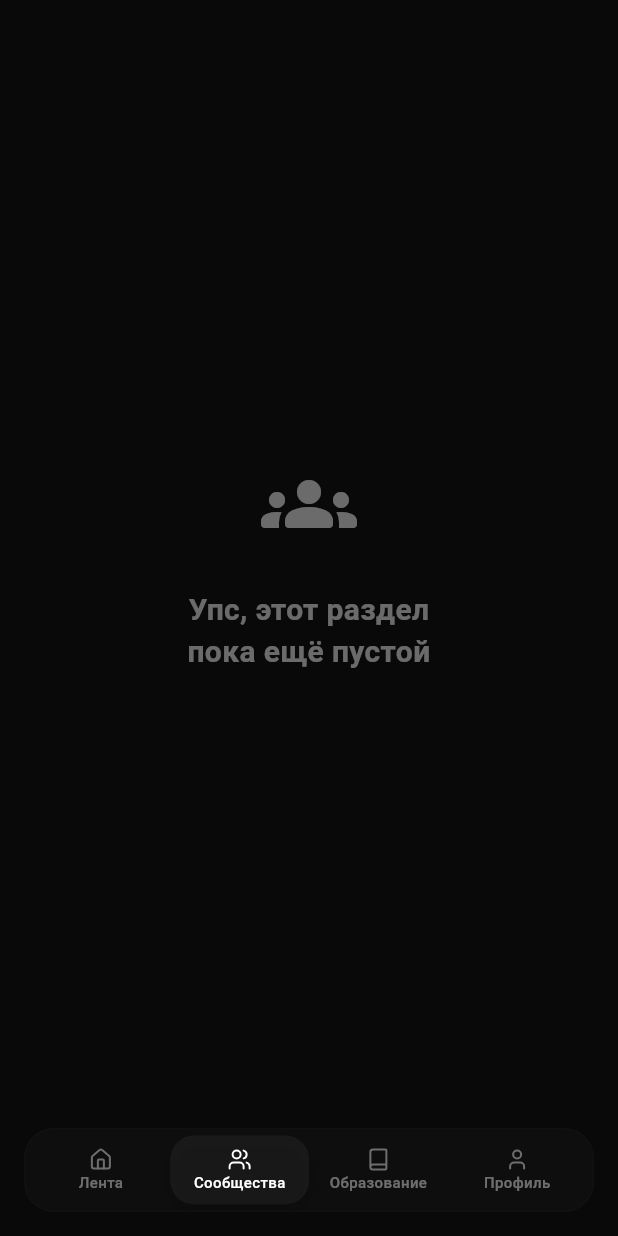
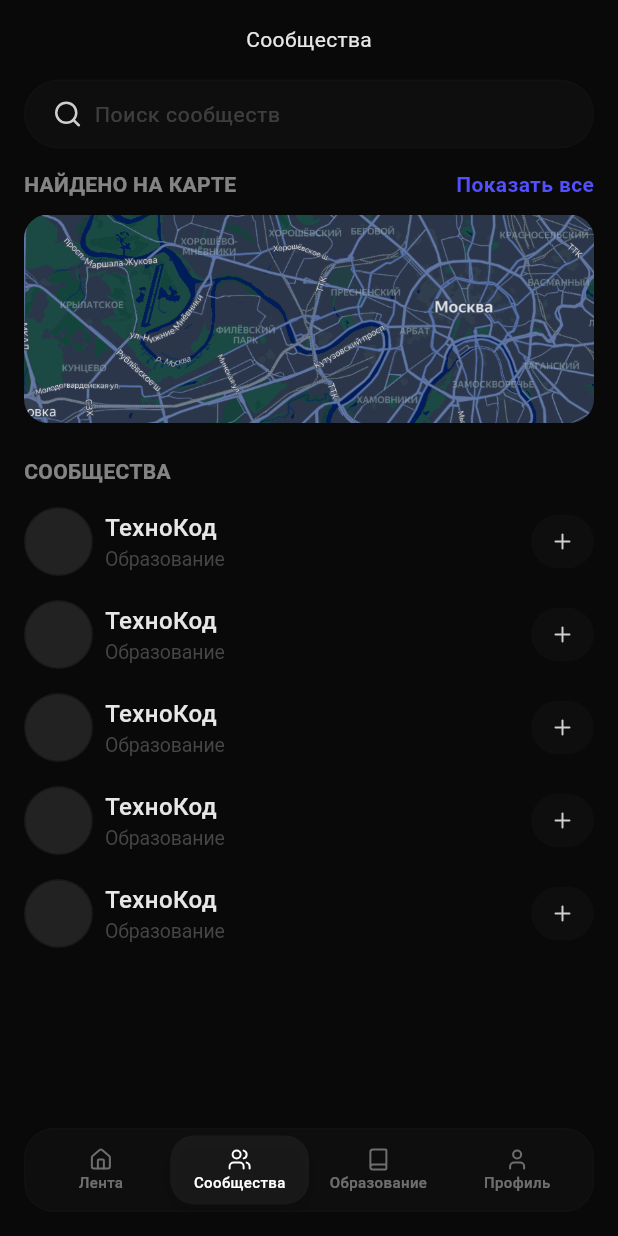
Before and after one commit to mosprom-hack/mosprom_mobile, a Flutter app: the CommunitiesPage screen opened by its route, on a phone screen of 412 x 824 dp. Run offline on Flutter 3.47's test engine with Material 3 defaults, Android fonts, the phone set to English and light mode, and no system bars; our stand-ins replace dio, equatable, flutter_bloc, flutter_lucide, flutter_svg, freezed_annotation and 3 more; network calls fail; Roboto replaces fonts that are missing (SF Pro); project files that could hold a hidden picture were left out.

Commit message:
feat: Implement CommunitiesPage with search functionality and community cards

```diff
--- a/lib/presentation/pages/home/communities/communities_page.dart
+++ b/lib/presentation/pages/home/communities/communities_page.dart
@@ -1,9 +1,26 @@
 import 'package:flutter/material.dart';
+import 'package:flutter_lucide/flutter_lucide.dart';
 import '../../../../core/consts/app_fonts.dart';
 import '../../../../core/services/color_service.dart';
+import '../../../../ui/text_fields/app_text_field.dart';
+import '../../../../ui/text_fields/app_text_field_size.dart';
+import '../../../widgets/community_card.dart';
 
-class CommunitiesPage extends StatelessWidget {
+class CommunitiesPage extends StatefulWidget {
   const CommunitiesPage({super.key});
+
+  @override
+  State<CommunitiesPage> createState() => _CommunitiesPageState();
+}
+
+class _CommunitiesPageState extends State<CommunitiesPage> {
+  final TextEditingController _searchController = TextEditingController();
+
+  @override
+  void dispose() {
+    _searchController.dispose();
+    super.dispose();
+  }
 
   @override
   Widget build(BuildContext context) {
@@ -11,26 +28,159 @@ class CommunitiesPage extends StatelessWidget {
 
     return Scaffold(
       backgroundColor: colors.background,
-      body: Center(
-        child: Column(
-          mainAxisAlignment: MainAxisAlignment.center,
+      body: SafeArea(
+        child: SingleChildScrollView(
+          child: Padding(
+            padding: const EdgeInsets.symmetric(horizontal: 16),
+            child: Column(
+              crossAxisAlignment: CrossAxisAlignment.start,
+              children: [
+                const SizedBox(height: 16),
+                _buildHeader(colors),
+                const SizedBox(height: 16),
+                _buildSearchField(),
+                const SizedBox(height: 16),
+                _buildMapSection(colors),
+                const SizedBox(height: 24),
+                _buildCommunitiesSection(colors),
+                const SizedBox(height: 24),
+              ],
+            ),
+          ),
+        ),
+      ),
+    );
+  }
+
+  Widget _buildHeader(ColorService colors) {
+    return Center(
+      child: Text(
+        'Сообщества',
+        style: AppFonts.bodyMedium.copyWith(
+          color: colors.textPrimary.withValues(alpha: 0.9),
+        ),
+      ),
+    );
+  }
+
+  Widget _buildSearchField() {
+    return AppTextField(
+      controller: _searchController,
+      size: AppTextFieldSize.md,
+      placeholder: 'Поиск сообществ',
+      leadingIcon: LucideIcons.search,
+    );
+  }
+
+  Widget _buildMapSection(ColorService colors) {
+    return Column(
+      crossAxisAlignment: CrossAxisAlignment.start,
+      children: [
+        Row(
+          mainAxisAlignment: MainAxisAlignment.spaceBetween,
           children: [
-            Icon(
-              Icons.groups_rounded,
-              size: 64,
-              color: colors.textSecondary,
+            Text(
+              'НАЙДЕНО НА КАРТЕ',
+              style: const TextStyle(
+                fontFamily: AppFonts.sfpro,
+                fontSize: 14,
+                fontWeight: FontWeight.w600,
+                height: 16 / 14,
+              ).copyWith(
+                color: colors.textPrimary.withValues(alpha: 0.5),
+              ),
             ),
-            const SizedBox(height: 24),
-            Text(
-              'Упс, этот раздел\nпока ещё пустой',
-              textAlign: TextAlign.center,
-              style: AppFonts.h4.copyWith(
-                color: colors.textSecondary,
+            GestureDetector(
+              onTap: () {},
+              child: Text(
+                'Показать все',
+                style: const TextStyle(
+                  fontFamily: AppFonts.sfpro,
+                  fontSize: 14,
+                  fontWeight: FontWeight.w600,
+                  height: 16 / 14,
+                ).copyWith(
+                  color: colors.primary,
+                ),
               ),
             ),
           ],
         ),
-      ),
+        const SizedBox(height: 12),
+        ClipRRect(
+          borderRadius: BorderRadius.circular(16),
+          child: Image.asset(
+            'assets/images/communities_map.png',
+            width: double.infinity,
+            height: 139,
+            fit: BoxFit.cover,
+            errorBuilder: (context, error, stackTrace) {
+              return Container(
+                width: double.infinity,
+                height: 139,
+                decoration: BoxDecoration(
+                  color: colors.surfaceElevated,
+                  borderRadius: BorderRadius.circular(16),
+                ),
+              );
+            },
+          ),
+        ),
+      ],
+    );
+  }
+
+  Widget _buildCommunitiesSection(ColorService colors) {
+    return Column(
+      crossAxisAlignment: CrossAxisAlignment.start,
+      children: [
+        Text(
+          'СООБЩЕСТВА',
+          style: const TextStyle(
+            fontFamily: AppFonts.sfpro,
+            fontSize: 14,
+            fontWeight: FontWeight.w600,
+            height: 16 / 14,
+          ).copyWith(
+            color: colors.textPrimary.withValues(alpha: 0.5),
+          ),
+        ),
+        const SizedBox(height: 8),
+        Column(
+          children: [
+            CommunityCard(
+              name: 'ТехноКод',
+              category: 'Образование',
+              avatarUrl: null,
+              onPlusPressed: () {},
+            ),
+            CommunityCard(
+              name: 'ТехноКод',
+              category: 'Образование',
+              avatarUrl: null,
+              onPlusPressed: () {},
+            ),
+            CommunityCard(
+              name: 'ТехноКод',
+              category: 'Образование',
+              avatarUrl: null,
+              onPlusPressed: () {},
+            ),
+            CommunityCard(
+              name: 'ТехноКод',
+              category: 'Образование',
+              avatarUrl: null,
+              onPlusPressed: () {},
+            ),
+            CommunityCard(
+              name: 'ТехноКод',
+              category: 'Образование',
+              avatarUrl: null,
+              onPlusPressed: () {},
+            ),
+          ],
+        ),
+      ],
     );
   }
 }
--- /dev/null
+++ b/lib/presentation/widgets/community_card.dart
@@ -0,0 +1,110 @@
+import 'package:flutter/material.dart';
+import 'package:flutter_lucide/flutter_lucide.dart';
+import '../../core/consts/app_fonts.dart';
+import '../../core/services/color_service.dart';
+import '../../ui/buttons/app_icon_button.dart';
+import '../../ui/buttons/app_button_enums.dart';
+import '../../ui/buttons/app_icon_button_enums.dart';
+
+class CommunityCard extends StatelessWidget {
+  final String name;
+  final String category;
+  final String? avatarUrl;
+  final VoidCallback? onPlusPressed;
+
+  const CommunityCard({
+    super.key,
+    required this.name,
+    required this.category,
+    this.avatarUrl,
+    this.onPlusPressed,
+  });
+
+  @override
+  Widget build(BuildContext context) {
+    final colors = ColorService.instance;
+
+    return SizedBox(
+      height: 62,
+      child: Padding(
+        padding: const EdgeInsets.symmetric(vertical: 8),
+        child: Row(
+          children: [
+            _buildAvatar(colors),
+            const SizedBox(width: 8),
+            Expanded(
+              child: _buildInfo(colors),
+            ),
+            AppIconButton(
+              type: AppIconButtonType.secondary,
+              variant: AppButtonVariant.filled,
+              size: AppButtonSize.md,
+              icon: LucideIcons.plus,
+              onPressed: onPlusPressed ?? () {},
+            ),
+          ],
+        ),
+      ),
+    );
+  }
+
+  Widget _buildAvatar(ColorService colors) {
+    return Container(
+      width: 46,
+      height: 46,
+      decoration: BoxDecoration(
+        color: colors.surfaceElevated,
+        border: Border.all(
+          color: colors.surfaceBorder,
+          width: 1,
+        ),
+        borderRadius: BorderRadius.circular(100),
+      ),
+      child: ClipRRect(
+        borderRadius: BorderRadius.circular(100),
+        child: avatarUrl != null && avatarUrl!.isNotEmpty
+            ? Image.network(
+                avatarUrl!,
+                fit: BoxFit.cover,
+                errorBuilder: (context, error, stackTrace) {
+                  return _buildAvatarPlaceholder(colors);
+                },
+              )
+            : _buildAvatarPlaceholder(colors),
+      ),
+    );
+  }
+
+  Widget _buildAvatarPlaceholder(ColorService colors) {
+    return Container(
+      color: colors.surfaceElevated,
+    );
+  }
+
+  Widget _buildInfo(ColorService colors) {
+    return Column(
+      crossAxisAlignment: CrossAxisAlignment.start,
+      mainAxisAlignment: MainAxisAlignment.center,
+      children: [
+        Text(
+          name,
+          style: AppFonts.h6.copyWith(
+            color: colors.textPrimary.withValues(alpha: 0.9),
+          ),
+        ),
+        const SizedBox(height: 2),
+        Text(
+          category,
+          style: const TextStyle(
+            fontFamily: AppFonts.sfpro,
+            fontSize: 13,
+            fontWeight: FontWeight.w400,
+            height: 18 / 13,
+            letterSpacing: -0.08,
+            color: Color(0xFF464646),
+          ),
+        ),
+      ],
+    );
+  }
+}
```
Also changed, not shown: assets/images/communities_map.png (added).
